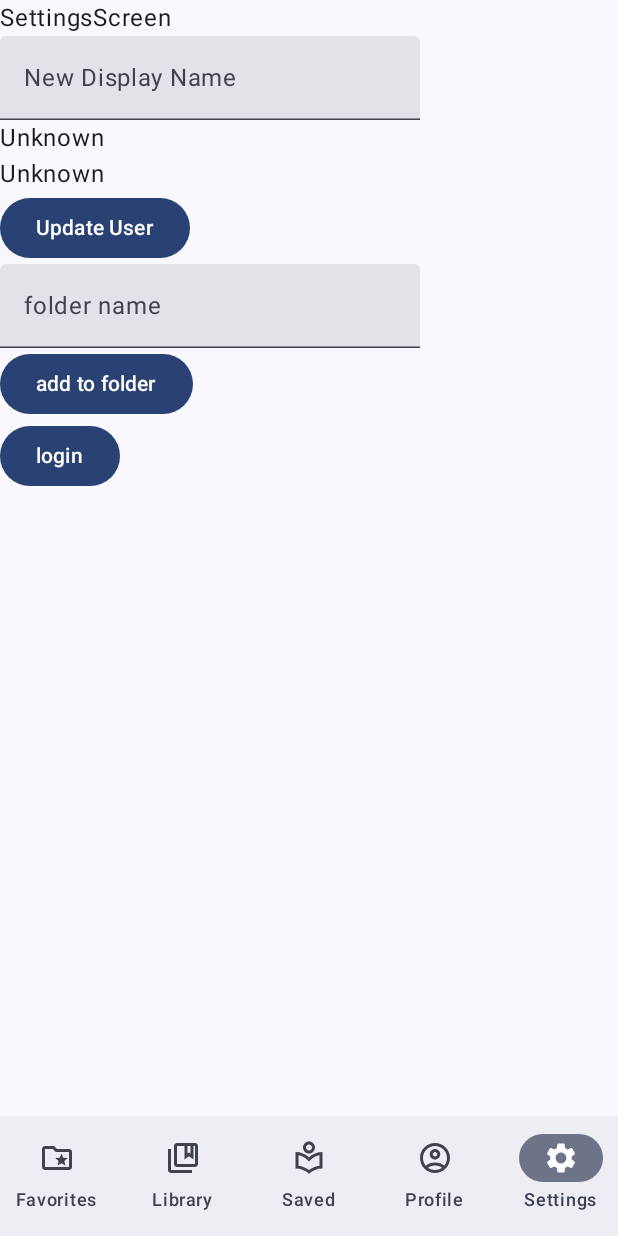
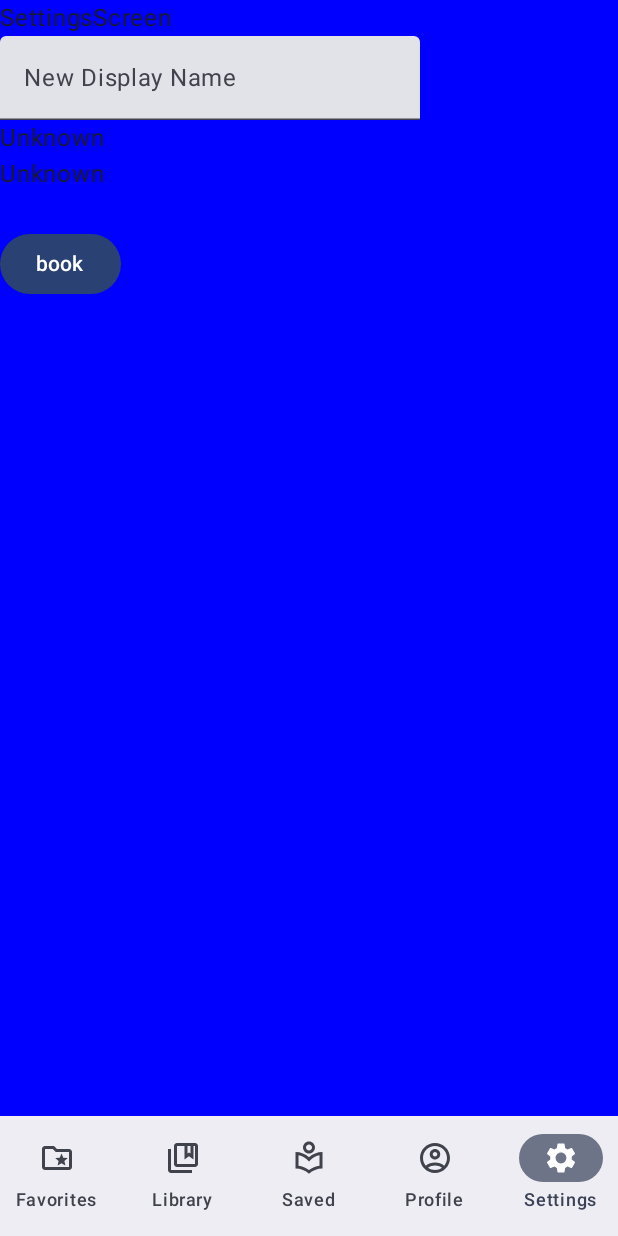
Before and after one commit to almerti/Egline, an Android app built with Jetpack Compose: the SettingsScreen screen opened through its navigation route, on a phone screen of 412 x 824 dp. Run offline under Robolectric (Android 15) with nearby library versions, the phone set to English and light mode, and no system bars; our stand-ins replace Dagger/Hilt's generated code.

Commit message:
add logic to working with saved books

```diff
--- a/app/src/main/java/almerti/egline/data/model/Folder.kt
+++ b/app/src/main/java/almerti/egline/data/model/Folder.kt
@@ -1,6 +1,6 @@
 package almerti.egline.data.model
 
 data class Folder(
-    val folderName : String,
+    var folderName : String ,
     val bookIds : MutableList<Int>
 )
--- a/app/src/main/java/almerti/egline/data/repository/FolderRepository.kt
+++ b/app/src/main/java/almerti/egline/data/repository/FolderRepository.kt
@@ -8,7 +8,8 @@ interface FolderRepository {
     suspend fun addBooks(folder : Folder)
     suspend fun addFolder(folderName : String)
     suspend fun removeBooksFromFolder(folder : Folder)
-    suspend fun removeFolder(folder : Folder)
+    suspend fun removeFolder(folderName : String)
+    suspend fun renameFolder(oldName : String, newName : String)
     suspend fun getAll() : Flow<List<Folder>>
     suspend fun removeAll()
     suspend fun saveFoldersJson(jsonObject : JsonObject)
--- a/app/src/main/java/almerti/egline/data/source/database/dao/SavedBookDao.kt
+++ b/app/src/main/java/almerti/egline/data/source/database/dao/SavedBookDao.kt
@@ -5,6 +5,7 @@ import androidx.room.Dao
 import androidx.room.Delete
 import androidx.room.Query
 import androidx.room.Upsert
+import kotlinx.coroutines.flow.Flow
 
 @Dao
 interface SavedBookDao {
@@ -20,18 +21,20 @@ interface SavedBookDao {
     @Delete
     suspend fun deleteSavedBooks(savedBook : List<SavedBook>)
 
+    @Query("UPDATE saved_books SET folder_name = :newFolderName WHERE folder_name = :oldFolderName")
+    suspend fun updateFolderName(oldFolderName : String, newFolderName : String)
 
     @Query(value = "DELETE FROM saved_books WHERE folder_name = :folderName")
     suspend fun deleteFolder(folderName : String)
 
     @Query("SELECT * FROM saved_books")
-    suspend fun getAllSavedBooks() : List<SavedBook>
+    fun getAllSavedBooks() : Flow<List<SavedBook>>
 
     @Query("SELECT * FROM saved_books WHERE folder_name = :name")
-    suspend fun getSavedBooksByFolderName(name : String) : List<SavedBook>
+    fun getSavedBooksByFolderName(name : String) : Flow<List<SavedBook>>
 
-    @Query("SELECT folder_name`` FROM saved_books WHERE book_id = :bookId")
-    suspend fun getFolderNamedByBookId(bookId : Int) : List<String>
+    @Query("SELECT folder_name FROM saved_books WHERE book_id = :bookId")
+    fun getFolderNamedByBookId(bookId : Int) : Flow<List<String>>
 
     @Query(value = "DELETE FROM saved_books")
     suspend fun deleteAllSavedBooks()
--- a/app/src/main/java/almerti/egline/data/source/network/di/NetworkModule.kt
+++ b/app/src/main/java/almerti/egline/data/source/network/di/NetworkModule.kt
@@ -37,7 +37,7 @@ internal object NetworkModule {
     @Singleton
     fun provideRetrofit(okHttpClient : OkHttpClient) : Retrofit {
         return Retrofit.Builder()
-            .baseUrl("http://192.168.106.94:8000/api/v1/")
+            .baseUrl("http://192.168.0.113:8000/api/v1/")
             .addConverterFactory(GsonConverterFactory.create())
             .client(okHttpClient)
             .build()
--- a/app/src/main/java/almerti/egline/feature/favorite/components/BottomSheetRow.kt
+++ b/app/src/main/java/almerti/egline/feature/favorite/components/BottomSheetRow.kt
@@ -2,16 +2,13 @@ package almerti.egline.feature.favorite.components
 
 import androidx.compose.foundation.clickable
 import androidx.compose.foundation.layout.Arrangement
-import androidx.compose.foundation.layout.Box
 import androidx.compose.foundation.layout.Row
 import androidx.compose.foundation.layout.fillMaxWidth
 import androidx.compose.foundation.layout.padding
 import androidx.compose.foundation.layout.size
 import androidx.compose.material.icons.Icons
 import androidx.compose.material.icons.filled.Add
-import androidx.compose.material.icons.outlined.Add
 import androidx.compose.material3.Icon
-import androidx.compose.material3.IconButton
 import androidx.compose.material3.MaterialTheme
 import androidx.compose.material3.Text
 import androidx.compose.runtime.Composable
@@ -57,6 +54,6 @@ private fun PreviewBottomSheetRow() {
         title = "Save",
         icon = Icons.Default.Add,
         onClick = {},
-        titleStyle = MaterialTheme.typography.titleLarge
+        titleStyle = MaterialTheme.typography.titleLarge,
     )
 }
--- a/app/src/main/java/almerti/egline/feature/favorite/components/FavoriteBooks.kt
+++ b/app/src/main/java/almerti/egline/feature/favorite/components/FavoriteBooks.kt
@@ -1,8 +1,6 @@
 package almerti.egline.feature.favorite.components
 
-import almerti.egline.R
 import almerti.egline.feature.favorite.BookItem
-import androidx.compose.foundation.Image
 import androidx.compose.foundation.background
 import androidx.compose.foundation.layout.Arrangement
 import androidx.compose.foundation.layout.Column
@@ -12,7 +10,6 @@ import androidx.compose.foundation.layout.fillMaxWidth
 import androidx.compose.foundation.layout.height
 import androidx.compose.foundation.layout.padding
 import androidx.compose.foundation.layout.size
-import androidx.compose.foundation.layout.width
 import androidx.compose.foundation.lazy.grid.GridCells
 import androidx.compose.foundation.lazy.grid.LazyVerticalGrid
 import androidx.compose.foundation.lazy.grid.items
--- a/app/src/main/java/almerti/egline/feature/settings/SettingsScreen.kt
+++ b/app/src/main/java/almerti/egline/feature/settings/SettingsScreen.kt
@@ -1,6 +1,13 @@
 package almerti.egline.feature.settings
 
+import androidx.compose.foundation.background
+import androidx.compose.foundation.layout.Box
 import androidx.compose.foundation.layout.Column
+import androidx.compose.foundation.layout.WindowInsets
+import androidx.compose.foundation.layout.fillMaxHeight
+import androidx.compose.foundation.layout.fillMaxWidth
+import androidx.compose.foundation.layout.statusBars
+import androidx.compose.foundation.layout.windowInsetsTopHeight
 import androidx.compose.material3.Button
 import androidx.compose.material3.CircularProgressIndicator
 import androidx.compose.material3.Text
@@ -10,7 +17,11 @@ import androidx.compose.runtime.collectAsState
 import androidx.compose.runtime.getValue
 import androidx.compose.runtime.mutableStateOf
 import androidx.compose.runtime.remember
+import androidx.compose.runtime.rememberCoroutineScope
 import androidx.compose.runtime.setValue
+import androidx.compose.ui.Modifier
+import androidx.compose.ui.graphics.Color
+import kotlinx.coroutines.launch
 
 @Composable
 fun SettingsScreen(
@@ -18,7 +29,14 @@ fun SettingsScreen(
 ) {
     val user by viewModel.userState.collectAsState(initial = null)
     var newDisplayName by remember {mutableStateOf("")}
-    var folder by remember {mutableStateOf("")}
+
+    Box(
+        modifier = Modifier
+            .background(Color.Blue)
+            .fillMaxWidth()
+            .fillMaxHeight(),
+    ) {
+
 
         Column {
             Text(text = "SettingsScreen")
@@ -37,21 +55,21 @@ fun SettingsScreen(
                 }
             }
 
-        Button(onClick = {viewModel.updateUser(newDisplayName)}) {
-            Text(text = "Update User")
+            val coroutineScope = rememberCoroutineScope()
+            val getBook : () -> Unit = {
+                coroutineScope.launch {
+                    viewModel.getBook()
                 }
+            }
+            Text(text = viewModel.book.value?.title ?: "")
 
-        TextField(
-            value = folder,
-            onValueChange = {folder = it},
-            label = {Text("folder name")},
-        )
-
-        Button(onClick = {viewModel.addToFolder(folder)}) {
-            Text(text = "add to folder")
-        }
-        Button(onClick = {viewModel.logintest()}) {
-            Text(text = "login")
+            Button(
+                onClick = {
+                    getBook()
+                },
+            ) {
+                Text(text = "book")
             }
         }
     }
+}
--- a/app/src/main/java/almerti/egline/ui/theme/Theme.kt
+++ b/app/src/main/java/almerti/egline/ui/theme/Theme.kt
@@ -1,7 +1,5 @@
 package almerti.egline.ui.theme
 
-import android.app.Activity
-import android.os.Build
 import androidx.compose.foundation.isSystemInDarkTheme
 import androidx.compose.material3.MaterialTheme
 import androidx.compose.material3.darkColorScheme
@@ -9,11 +7,7 @@ import androidx.compose.material3.dynamicDarkColorScheme
 import androidx.compose.material3.dynamicLightColorScheme
 import androidx.compose.material3.lightColorScheme
 import androidx.compose.runtime.Composable
-import androidx.compose.runtime.SideEffect
-import androidx.compose.ui.graphics.toArgb
 import androidx.compose.ui.platform.LocalContext
-import androidx.compose.ui.platform.LocalView
-import androidx.core.view.WindowCompat
 
 private val DarkColorScheme = darkColorScheme(
     primary = Purple80,
```
Also changed, not shown: app/src/main/java/almerti/egline/data/implementation/BookRepositoryImpl.kt (+15 -0 lines), app/src/main/java/almerti/egline/data/implementation/FolderRepositoryimpl.kt (+12 -4 lines), app/src/main/java/almerti/egline/feature/favorite/FavoriteEvent.kt (+5 -2 lines), app/src/main/java/almerti/egline/feature/favorite/FavoriteScreen.kt (+10 -1 lines), app/src/main/java/almerti/egline/feature/favorite/FavoriteViewModel.kt (+14 -2 lines), app/src/main/java/almerti/egline/feature/favorite/components/FavoriteBottomSheet.kt (+120 -45 lines), app/src/main/java/almerti/egline/feature/settings/SettingsViewModel.kt (+7 -28 lines), app/src/main/java/almerti/egline/feature/settings/dep.kt (deleted, +0 -9 lines), app/src/main/java/almerti/egline/navigation/navbar/MenuNavHost.kt (+0 -11 lines). Lines whose indentation alone changed are shown as unchanged.
